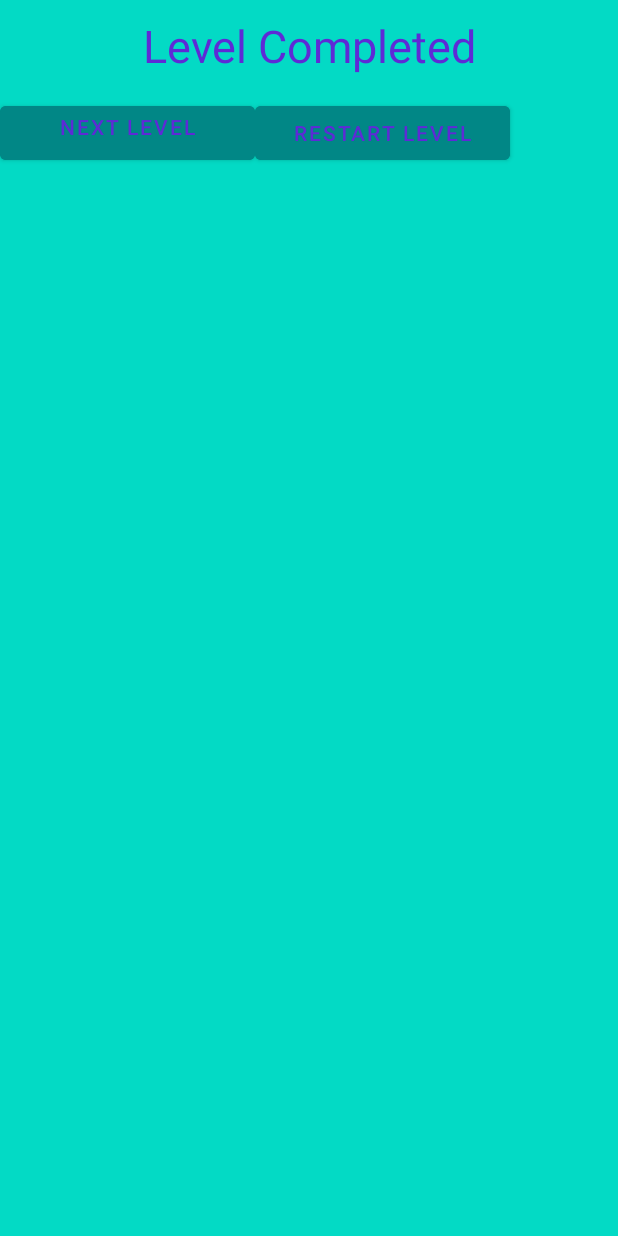
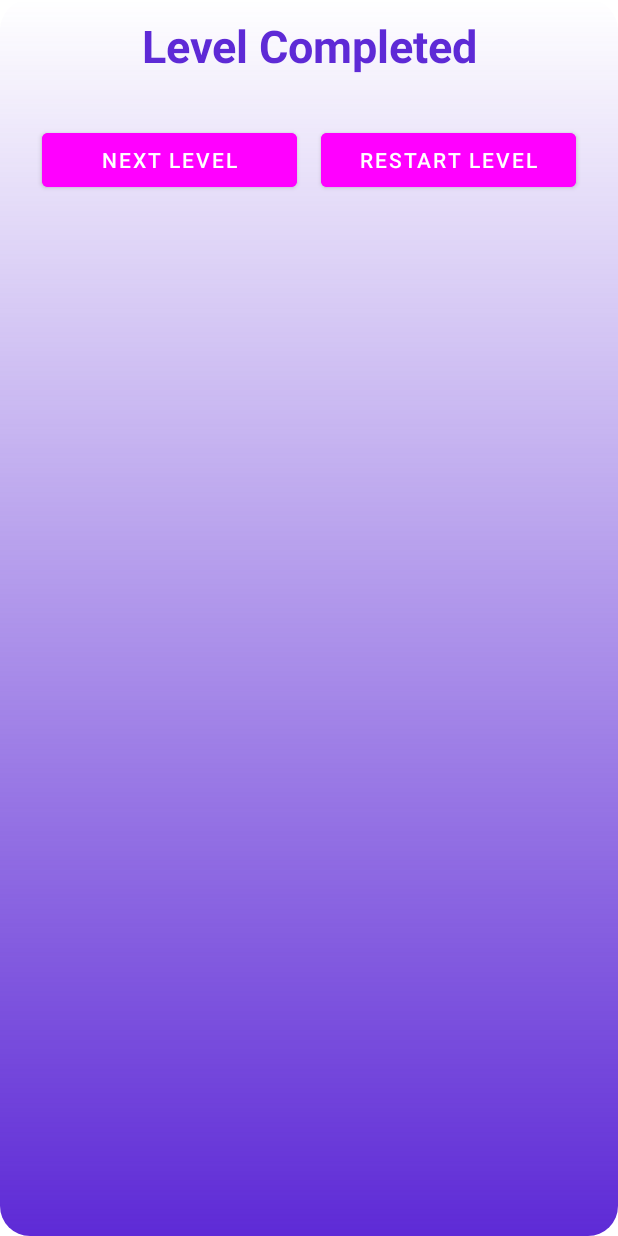
Before and after one commit to David-Shmidt/Game-Project-Android, an Android app: the layout level_complete.xml on its own in the app's theme, with its tools: preview values and no code run, on a phone screen of 412 x 824 dp. Run offline under Robolectric (Android 15) with nearby library versions, the phone set to English and light mode, and no system bars.

Commit message:
shape for dialog

```diff
--- /dev/null
+++ b/app/src/main/res/drawable/shape_dialog.xml
@@ -0,0 +1,9 @@
+<?xml version="1.0" encoding="utf-8"?>
+<shape xmlns:android="http://schemas.android.com/apk/res/android">
+    <gradient
+        android:endColor="@color/purple"
+        android:angle="270" />
+    <corners
+        android:radius="20dp"/>
+
+</shape>
--- a/app/src/main/res/layout/level_complete.xml
+++ b/app/src/main/res/layout/level_complete.xml
@@ -1,46 +1,56 @@
 <?xml version="1.0" encoding="utf-8"?>
-<LinearLayout android:layout_width="match_parent"
+<androidx.constraintlayout.widget.ConstraintLayout xmlns:android="http://schemas.android.com/apk/res/android"
+    xmlns:app="http://schemas.android.com/apk/res-auto"
+    android:layout_width="match_parent"
     android:layout_height="match_parent"
-    android:orientation="vertical"
-    android:background="@color/teal_200"
-    xmlns:android="http://schemas.android.com/apk/res/android">
+    android:background="@drawable/shape_dialog">
 
     <TextView
+        android:id="@+id/level_complete_tv"
         android:layout_width="match_parent"
         android:layout_height="wrap_content"
+        android:layout_margin="10dp"
+        android:textStyle="bold"
+        android:layout_marginStart="32dp"
+        android:layout_marginTop="32dp"
+        android:layout_marginEnd="32dp"
+        android:gravity="center_horizontal"
         android:text="Level Completed"
-        android:layout_margin="10dp"
-        android:gravity="center_horizontal"
         android:textColor="@color/purple"
         android:textSize="30sp"
-        android:id="@+id/level_complete_tv"/>
+        app:layout_constraintEnd_toEndOf="parent"
+        app:layout_constraintStart_toStartOf="parent"
+        app:layout_constraintTop_toTopOf="parent" />
 
-    <LinearLayout
-        android:layout_width="match_parent"
-        android:layout_height="0dp"
-        android:layout_weight="1"
-        android:orientation="horizontal">
+    <Button
+        android:id="@+id/next_level"
+        android:layout_width="170dp"
+        android:layout_height="wrap_content"
+        android:layout_marginStart="32dp"
+        android:layout_marginTop="32dp"
+        android:layout_marginEnd="8dp"
+        android:backgroundTint="@drawable/shape_playbtn"
+        android:gravity="center"
+        android:text="Next Level"
+        android:textColor="@color/white"
+        app:layout_constraintEnd_toStartOf="@+id/restart_level"
+        app:layout_constraintStart_toStartOf="parent"
+        app:layout_constraintTop_toBottomOf="@+id/level_complete_tv" />
+
+    <Button
+        android:id="@+id/restart_level"
+        android:layout_width="170dp"
+        android:layout_height="wrap_content"
+        android:layout_marginStart="8dp"
+        android:layout_marginTop="32dp"
+        android:layout_marginEnd="32dp"
+        android:backgroundTint="@drawable/shape_playbtn"
+        android:text="Restart Level"
+        android:textColor="@color/white"
+        android:gravity="center"
+        app:layout_constraintEnd_toEndOf="parent"
+        app:layout_constraintStart_toEndOf="@+id/next_level"
+        app:layout_constraintTop_toBottomOf="@+id/level_complete_tv" />
 
 
-        <Button
-            android:layout_width="170dp"
-            android:layout_height="wrap_content"
-            android:textColor="@color/purple"
-            android:text="Next Level"
-            android:backgroundTint="@color/teal_700"
-            android:gravity="center_horizontal"
-            android:id="@+id/next_level"/>
-
-        <Button
-            android:layout_width="170dp"
-            android:layout_height="wrap_content"
-            android:backgroundTint="@color/teal_700"
-            android:text="Restart Level"
-            android:textColor="@color/purple"
-            android:layout_marginTop="4dp"
-            android:id="@+id/restart_level"/>
-
-    </LinearLayout>
-
-
-</LinearLayout>
+</androidx.constraintlayout.widget.ConstraintLayout>
--- a/build.gradle
+++ b/build.gradle
@@ -5,7 +5,7 @@ buildscript {
         jcenter()
     }
     dependencies {
-        classpath "com.android.tools.build:gradle:4.1.3"
+        classpath 'com.android.tools.build:gradle:4.2.2'
 
         // NOTE: Do not place your application dependencies here; they belong
         // in the individual module build.gradle files
```
Also changed, not shown: gradle/wrapper/gradle-wrapper.properties.
